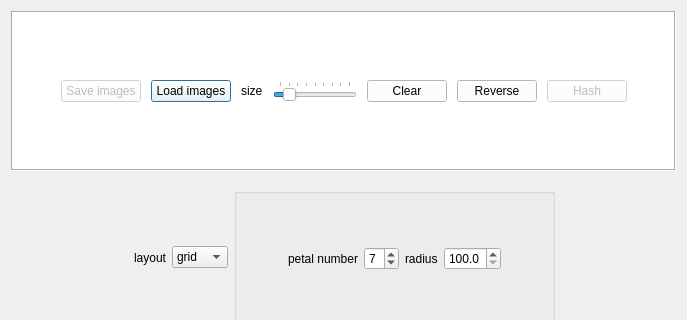
The window that forms/MainWindow.ui (czimbortibor/Large-annotated-image-collection-management) describes before a commit, drawn with Qt 5; both pictures show x 0 to 687 and y 0 to 320 of the 687 by 515 pixel window.
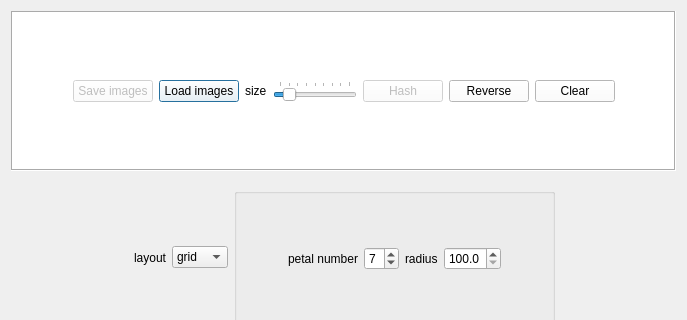
The same window after the commit. Icons and pictures are not drawn.

Diff of the .ui file:
```diff
--- a/forms/MainWindow.ui
+++ b/forms/MainWindow.ui
@@ -19,7 +19,7 @@
   <widget class="QWidget" name="centralWidget">
    <layout class="QVBoxLayout" name="verticalLayout" stretch="0,0,0">
     <item>
-     <widget class="QFrame" name="frame_controls">
+     <widget class="QFrame" name="frame_mainControls">
       <property name="sizePolicy">
        <sizepolicy hsizetype="Expanding" vsizetype="Preferred">
         <horstretch>0</horstretch>
@@ -35,12 +35,11 @@
       <property name="frameShadow">
        <enum>QFrame::Sunken</enum>
       </property>
-      <layout class="QHBoxLayout" name="horizontalLayout_2" stretch="0,0,0,0,0,0,0,0,0">
-       <property name="spacing">
-        <number>10</number>
-       </property>
+      <layout class="QVBoxLayout" name="verticalLayout_4">
        <item>
-        <spacer name="horizontalSpacer_left">
+        <layout class="QHBoxLayout" name="frame_controls">
+         <item>
+          <spacer name="horizontalSpacer_right">
          <property name="orientation">
           <enum>Qt::Horizontal</enum>
          </property>
@@ -125,26 +124,6 @@
          </property>
         </widget>
        </item>
-       <item>
-        <widget class="QPushButton" name="btn_clear">
-         <property name="styleSheet">
-          <string notr="true"/>
-         </property>
-         <property name="text">
-          <string>Clear</string>
-         </property>
-        </widget>
-       </item>
-       <item>
-        <widget class="QPushButton" name="btn_reverse">
-         <property name="styleSheet">
-          <string notr="true"/>
-         </property>
-         <property name="text">
-          <string>Reverse</string>
-         </property>
-        </widget>
-       </item>
        <item>
         <widget class="QPushButton" name="btn_hash">
          <property name="enabled">
@@ -159,10 +138,33 @@
         </widget>
        </item>
        <item>
-        <spacer name="horizontalSpacer_right">
+          <widget class="QPushButton" name="btn_reverse">
+           <property name="styleSheet">
+            <string notr="true"/>
+           </property>
+           <property name="text">
+            <string>Reverse</string>
+           </property>
+          </widget>
+         </item>
+         <item>
+          <widget class="QPushButton" name="btn_clear">
+           <property name="styleSheet">
+            <string notr="true"/>
+           </property>
+           <property name="text">
+            <string>Clear</string>
+           </property>
+          </widget>
+         </item>
+         <item>
+          <spacer name="horizontalSpacer_left">
          <property name="orientation">
           <enum>Qt::Horizontal</enum>
          </property>
+           <property name="sizeType">
+            <enum>QSizePolicy::Expanding</enum>
+           </property>
          <property name="sizeHint" stdset="0">
           <size>
            <width>20</width>
@@ -170,6 +172,8 @@
           </size>
          </property>
         </spacer>
+         </item>
+        </layout>
        </item>
       </layout>
      </widget>
```
Left out of the diff: 3 changed lines with no effect on the pictures. Lines whose indentation alone changed are shown as unchanged.
